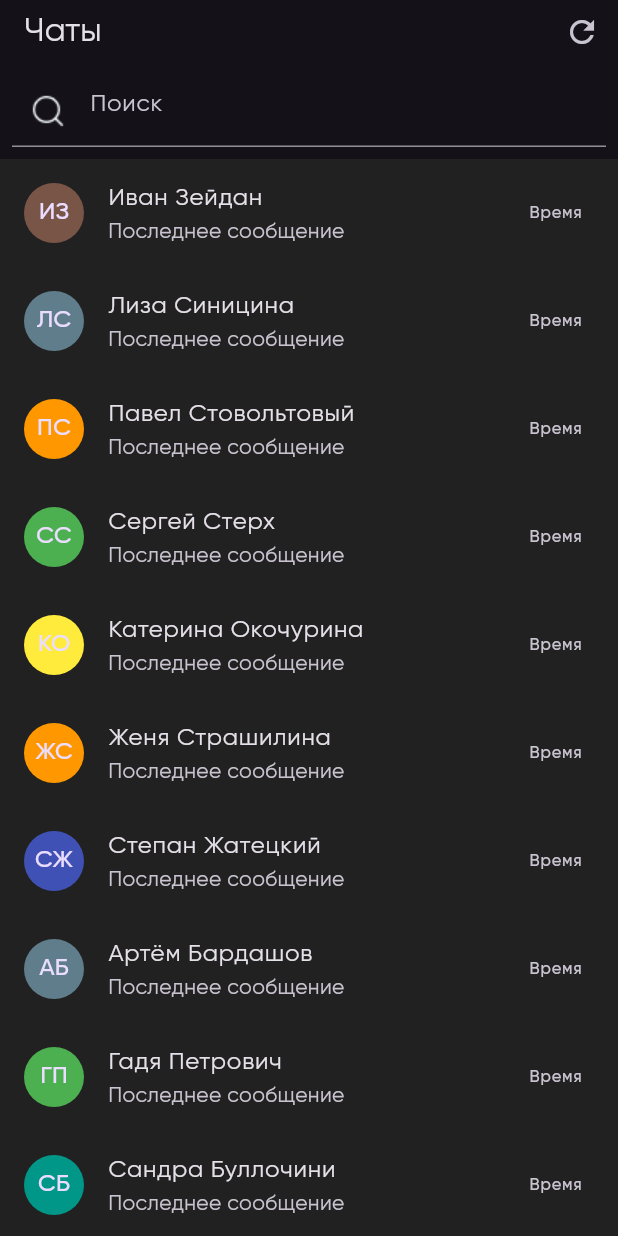
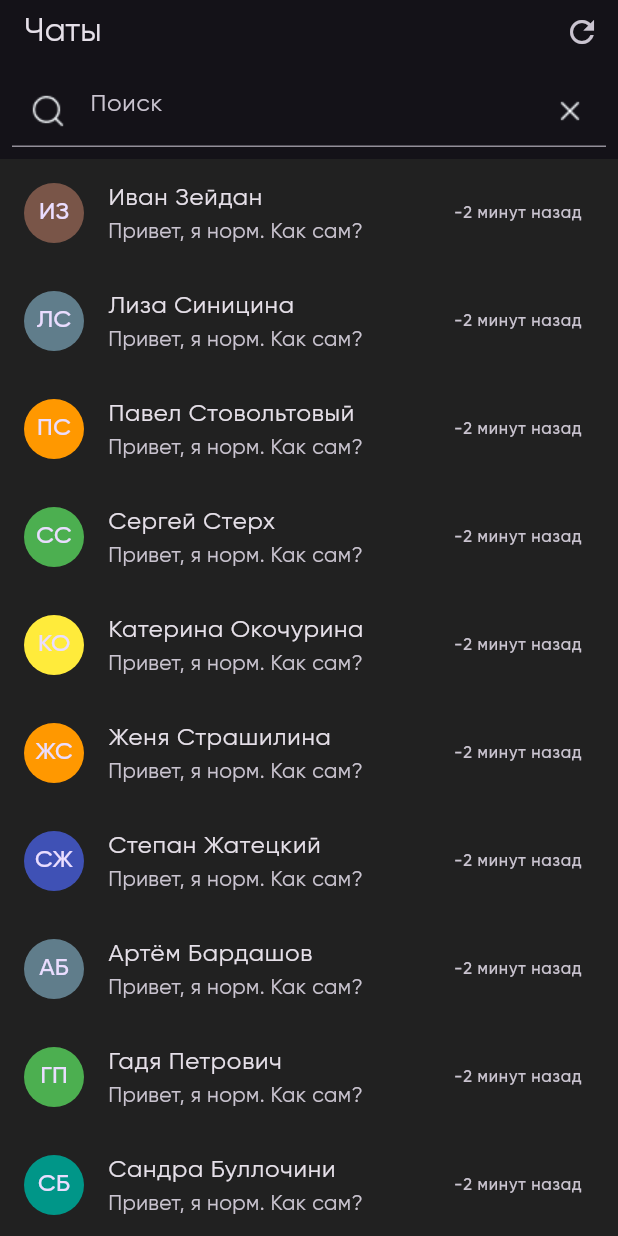
Before and after one commit to OlleZhuk/chat_test, a Flutter app: the screen it shows after launch, on a phone screen of 412 x 824 dp. Run offline on Flutter 3.47's test engine with Material 3 defaults, Android fonts, the light colour scheme and no system bars; our stand-ins replace file_picker, flutter_riverpod, hive, hive_flutter, image_picker, just_audio and 3 more; missing offline and left inert: waveform_recorder; accounts and stored records are empty.

Commit message:
Настройка логики экрана чатов

```diff
--- a/lib/view/screens/chat_list_screen.dart
+++ b/lib/view/screens/chat_list_screen.dart
@@ -1,17 +1,62 @@
 import 'package:flutter/material.dart';
 import 'package:flutter_riverpod/flutter_riverpod.dart';
+import 'package:intl/intl.dart';
 
+import '../../model/message.dart';
 import '../../view_model/providers/chat_provider.dart';
 import 'messages_screen.dart';
 
-class ChatListScreen extends ConsumerWidget {
-  ChatListScreen({super.key});
-
-  final _searchController = TextEditingController();
+class ChatListScreen extends ConsumerStatefulWidget {
+  const ChatListScreen({super.key});
 
   @override
-  Widget build(BuildContext context, WidgetRef ref) {
+  ChatListScreenState createState() => ChatListScreenState();
+}
+
+class ChatListScreenState extends ConsumerState<ChatListScreen> {
+  final _searchController = TextEditingController();
+  late final ScrollController _scrollController;
+  String _searchQuery = '';
+
+  @override
+  void initState() {
+    super.initState();
+    _scrollController = ScrollController();
+    WidgetsBinding.instance.addPostFrameCallback((_) {
+      _scrollController.jumpTo(_scrollController.position.minScrollExtent);
+    });
+  }
+
+  @override
+  void dispose() {
+    _searchController.dispose();
+    _scrollController.dispose();
+    super.dispose();
+  }
+
+  @override
+  Widget build(BuildContext context) {
     final chats = ref.watch(chatProvider);
+    ref.watch(messageProvider);
+
+    //> Сортировка чатов по времени последнего сообщения
+    chats.sort((a, b) {
+      final lastMessageA =
+          ref.read(messageProvider.notifier).getLastMessageForUser(a.id);
+      final lastMessageB =
+          ref.read(messageProvider.notifier).getLastMessageForUser(b.id);
+
+      final timestampA = lastMessageA?.timestamp ?? DateTime(1970);
+      final timestampB = lastMessageB?.timestamp ?? DateTime(1970);
+
+      return timestampB.compareTo(timestampA); // Сортировка по убыванию
+    });
+
+    //> Фильтрация чатов по имени или фамилии
+    final filteredChats = chats.where((user) {
+      final fullName = '${user.firstName} ${user.lastName}'.toLowerCase();
+      return fullName.contains(_searchQuery.toLowerCase());
+    }).toList();
 
     return Scaffold(
       appBar: AppBar(
@@ -32,15 +77,33 @@ class ChatListScreen extends ConsumerWidget {
               decoration: InputDecoration(
                 hintText: "Поиск",
                 prefixIcon: Image.asset('assets/icons/Search_s.png'),
+                suffixIcon: IconButton(
+                  onPressed: () {
+                    _searchController.clear();
+                    setState(() {
+                      _searchQuery = '';
+                    });
+                  },
+                  icon: Image.asset('assets/icons/Close.png'),
+                ),
               ),
+              onChanged: (value) {
+                setState(() {
+                  _searchQuery = value; // Обновляем запрос поиска
+                });
+              },
             ),
           ),
         ),
       ),
       body: ListView.builder(
-        itemCount: chats.length,
+        controller: _scrollController,
+        itemCount: filteredChats.length,
         itemBuilder: (context, index) {
-          final user = chats[index];
+          final user = filteredChats[index];
+          final lastMessage =
+              ref.read(messageProvider.notifier).getLastMessageForUser(user.id);
+
           return Dismissible(
             key: Key(user.lastName),
             onDismissed: (direction) {
@@ -52,9 +115,28 @@ class ChatListScreen extends ConsumerWidget {
                 child: Text('${user.firstName[0]}${user.lastName[0]}'),
               ),
               title: Text('${user.firstName} ${user.lastName}'),
-              // subtitle: Text(user.key),
-              subtitle: const Text('Последнее сообщение'),
-              trailing: const Text('Время'),
+              subtitle: lastMessage != null
+                  ? Row(
+                      children: [
+                        Text(
+                          lastMessage.isOutgoing ? 'Вы: ' : '',
+                          style: TextStyle(color: Colors.grey[600]),
+                        ),
+                        Expanded(
+                            child: Text(
+                          _getMessageType(lastMessage),
+                          maxLines: 1,
+                          overflow: TextOverflow.ellipsis,
+                        )),
+                      ],
+                    )
+                  : null,
+              //> Время/дата сообщения
+              trailing: Text(
+                lastMessage != null
+                    ? _formatMessageTime(lastMessage.timestamp)
+                    : '',
+              ),
               onTap: () {
                 Navigator.push(
                   context,
@@ -69,4 +151,59 @@ class ChatListScreen extends ConsumerWidget {
       ),
     );
   }
+
+  //* Падежи минуты
+  String _formatMinutes(int minutes) {
+    if (minutes == 1) {
+      return '$minutes минута';
+    } else if (minutes >= 2 && minutes <= 4) {
+      return '$minutes минуты';
+    } else {
+      return '$minutes минут';
+    }
+  }
+
+  //* Формат времени
+  String _formatMessageTime(DateTime timestamp) {
+    final now = DateTime.now();
+    final today = DateTime(now.year, now.month, now.day);
+    final yesterday = today.subtract(const Duration(days: 1));
+
+    final difference = now.difference(timestamp);
+
+    if (difference.inMinutes <= 10) {
+      // Если прошло меньше 10 минут
+      return '${_formatMinutes(difference.inMinutes)} назад';
+    } else if (timestamp.isAfter(today)) {
+      // Если сегодня
+      return DateFormat('HH:mm').format(timestamp);
+    } else if (timestamp.isAfter(yesterday)) {
+      // Если вчера
+      return 'Вчера';
+    } else {
+      // Если раньше, чем вчера
+      return DateFormat('dd.MM.yy').format(timestamp);
+    }
+  }
+
+  //* Проверка типов файлов в сообщениях
+  String _getMessageType(Message message) {
+    if (message.text.isNotEmpty) {
+      return message.text; // Если есть текст, возвращаем его
+    } else if (message.fileType.isNotEmpty) {
+      switch (message.fileType) {
+        case 'image':
+          return 'изображение';
+        case 'audio':
+          return 'аудиофайл';
+        case 'video':
+          return 'видео';
+        case 'voice':
+          return 'голосовое сообщение';
+        default:
+          return 'файл';
+      }
+    }
+    return 'Нет сообщений'; // На случай, если тип не определен
+  }
 }
--- a/lib/view/screens/messages_screen.dart
+++ b/lib/view/screens/messages_screen.dart
@@ -6,7 +6,6 @@ import 'package:flutter_riverpod/flutter_riverpod.dart';
 import 'package:hive_flutter/hive_flutter.dart';
 import 'package:image_picker/image_picker.dart';
 import 'package:intl/intl.dart';
-import 'package:just_audio/just_audio.dart';
 import 'package:open_file/open_file.dart';
 import 'package:path_provider/path_provider.dart';
 import 'package:permission_handler/permission_handler.dart';
--- a/lib/view_model/providers/chat_provider.dart
+++ b/lib/view_model/providers/chat_provider.dart
@@ -62,6 +62,17 @@ class MessageNotifier extends StateNotifier<List<Message>> {
     state = messagesBox.values.toList();
   }
 
+  //* Метод получения последнего сообщения пользователя
+  Message? getLastMessageForUser(String userId) {
+    final userMessages =
+        state.where((message) => message.userId == userId).toList();
+    if (userMessages.isEmpty) return null;
+    userMessages.sort(
+        (a, b) => b.timestamp.compareTo(a.timestamp)); // Сортировка по времени
+
+    return userMessages.first;
+  }
+
   Future<void> sendMessage(User user, String text) async {
     if (text.trim().isEmpty) return;
 
```
Also changed, not shown: assets/icons/Cancel.png (added), assets/icons/Close.png (added).
